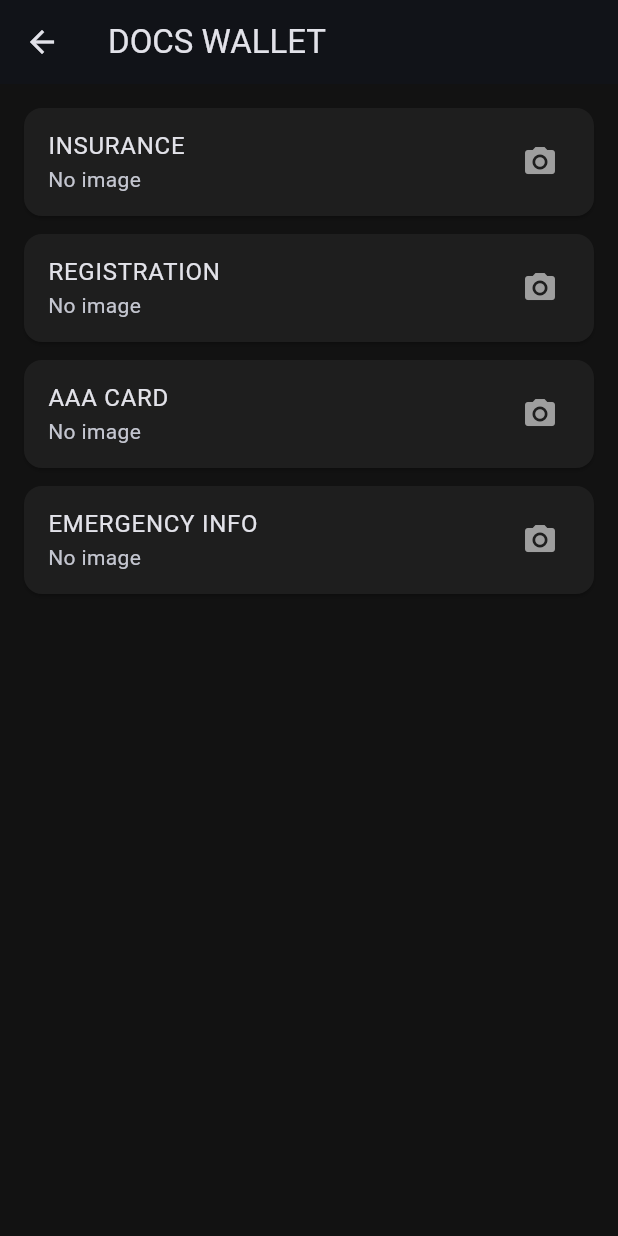
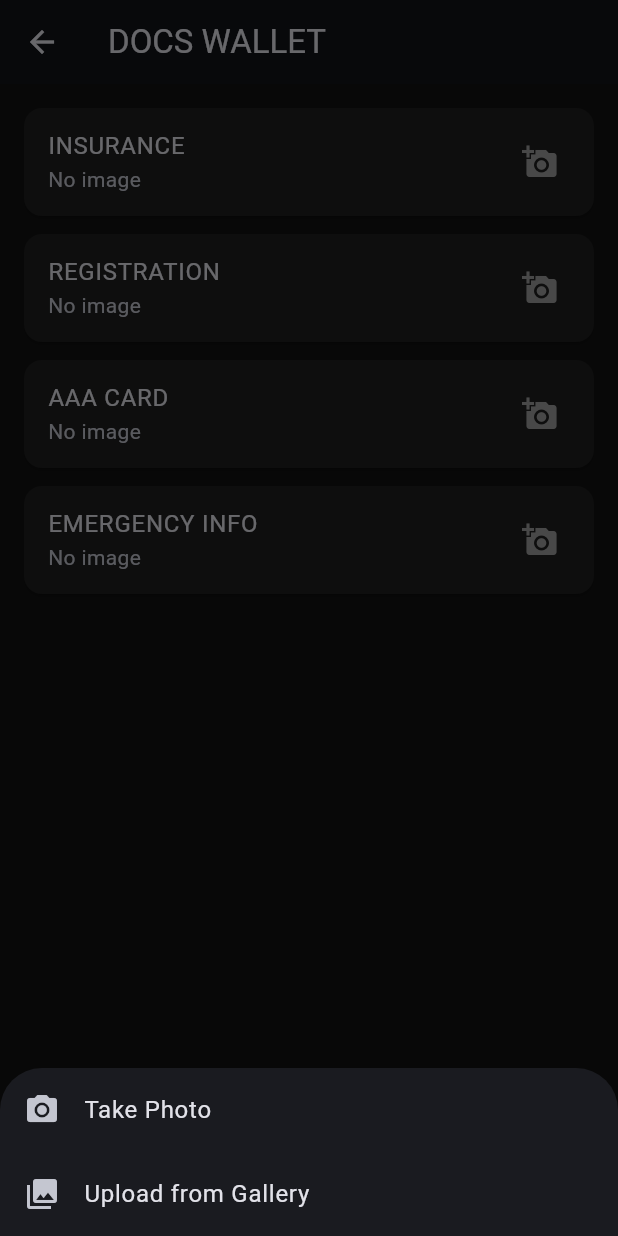
Before and after one commit to grumpy-gaming/glovebox, a Flutter app: the WalletScreen screen opened directly, after a tap on "INSURANCE", on a phone screen of 412 x 824 dp. Run offline on Flutter 3.47's test engine with Material 3 defaults, Android fonts, the phone set to English and light mode, and no system bars; our stand-ins replace image_picker, shared_preferences; accounts and stored records are empty.

Commit message:
Alpha v3.8: Universal branding and Gallery upload for Docs

```diff
--- a/lib/main.dart
+++ b/lib/main.dart
@@ -69,10 +69,7 @@ class _GarageScreenState extends State<GarageScreen> {
   bool _setupShown = false;
   bool _isLoading = true;
 
-  @override void initState() {
-    super.initState();
-    _loadAllData();
-  }
+  @override void initState() { super.initState(); _loadAllData(); }
 
   Future<void> _loadAllData() async {
     final prefs = await SharedPreferences.getInstance();
@@ -100,14 +97,12 @@ class _GarageScreenState extends State<GarageScreen> {
     if (_setupShown) return;
     _setupShown = true;
     String tempVin = ""; String tempCarName = ""; String tempOdo = ""; String tempEmail = "";
-    DateTime tempDate = DateTime.now(); int currentStep = 1;
-    bool isSearching = false;
+    DateTime tempDate = DateTime.now(); int currentStep = 1; bool isSearching = false;
 
     showDialog(context: context, barrierDismissible: false, builder: (context) => StatefulBuilder(builder: (context, setDialogState) {
           if (currentStep == 1) {
             return AlertDialog(title: const Text("VEHICLE SETUP"), content: TextField(textCapitalization: TextCapitalization.characters, decoration: const InputDecoration(labelText: "Enter VIN Number"), onChanged: (val) { tempVin = val; }), actions: [
-                ElevatedButton(
-                  onPressed: isSearching ? null : () async {
+                ElevatedButton(onPressed: isSearching ? null : () async {
                   if (tempVin.isNotEmpty) {
                     setDialogState(() => isSearching = true);
                     try {
@@ -123,9 +118,7 @@ class _GarageScreenState extends State<GarageScreen> {
                       }
                     } catch (e) {
                       if (context.mounted) ScaffoldMessenger.of(context).showSnackBar(const SnackBar(content: Text("Connection Error")));
-                    } finally {
-                      setDialogState(() => isSearching = false);
-                    }
+                    } finally { setDialogState(() => isSearching = false); }
                   }
                 }, child: isSearching ? const SizedBox(width: 20, height: 20, child: CircularProgressIndicator(strokeWidth: 2)) : const Text("FIND CAR"))
               ]);
@@ -171,7 +164,7 @@ class _GarageScreenState extends State<GarageScreen> {
 
   void _showPartsVault() {
     final List<String> partLabels = ["Oil Filter", "Spark Plugs", "Air Filter", "Cabin Filter", "Oil Type/Weight"];
-    showDialog(context: context, builder: (context) => AlertDialog(title: const Text("ENGINE PARTS VAULT"), content: SizedBox(width: double.maxFinite, child: ListView(shrinkWrap: true, children: partLabels.map((label) => TextField(controller: TextEditingController(text: engineParts[label]), decoration: InputDecoration(labelText: label, hintText: "Enter Part #"), onChanged: (val) { engineParts[label] = val; })).toList())), actions: [ElevatedButton(onPressed: () async {
+    showDialog(context: context, builder: (context) => AlertDialog(title: const Text("PARTS VAULT"), content: SizedBox(width: double.maxFinite, child: ListView(shrinkWrap: true, children: partLabels.map((label) => TextField(controller: TextEditingController(text: engineParts[label]), decoration: InputDecoration(labelText: label, hintText: "Enter Part #"), onChanged: (val) { engineParts[label] = val; })).toList())), actions: [ElevatedButton(onPressed: () async {
         final prefs = await SharedPreferences.getInstance(); await prefs.setString('engineParts', json.encode(engineParts));
         if (context.mounted) { Navigator.pop(context); }
       }, child: const Text("SAVE SPECS"))]));
@@ -182,9 +175,7 @@ class _GarageScreenState extends State<GarageScreen> {
     if (!_isLoading && savedCarName.isEmpty && !_setupShown) {
       Future.delayed(Duration.zero, () { if (mounted && savedCarName.isEmpty) { _showSetupDialog(); } });
     }
-
     if (_isLoading) { return const Scaffold(body: Center(child: CircularProgressIndicator())); }
-
     String displayDate = purchaseDateStr.isNotEmpty ? "${DateTime.parse(purchaseDateStr).month}/${DateTime.parse(purchaseDateStr).day}/${DateTime.parse(purchaseDateStr).year}" : "--/--/----";
     Color themeAccent = widget.isStealth ? Colors.white70 : Colors.blueAccent;
 
@@ -216,7 +207,7 @@ class _GarageScreenState extends State<GarageScreen> {
           Wrap(alignment: WrapAlignment.spaceEvenly, spacing: 12, runSpacing: 15, children: [
             _mainBtn(Icons.local_gas_station, "FUEL LOG", () => Navigator.push(context, MaterialPageRoute(builder: (context) => const FuelLogScreen())).then((_) => _loadAllData()), Colors.purpleAccent),
             _mainBtn(Icons.build_circle, "SERVICES", () => Navigator.push(context, MaterialPageRoute(builder: (context) => const MaintenanceLogScreen())), Colors.redAccent),
-            _mainBtn(Icons.account_balance_wallet, "DOCS", () => Navigator.push(context, MaterialPageRoute(builder: (context) => const WalletScreen())), Colors.greenAccent), // NEW WALLET BUTTON
+            _mainBtn(Icons.account_balance_wallet, "DOCS", () => Navigator.push(context, MaterialPageRoute(builder: (context) => const WalletScreen())), Colors.greenAccent),
             _mainBtn(Icons.list_alt, "SPECS", () => Navigator.push(context, MaterialPageRoute(builder: (context) => SpecsScreen(carVIN: savedVIN, carName: savedCarName, engineParts: engineParts, themeColor: themeAccent))), Colors.orangeAccent),
             _mainBtn(Icons.map, "MAPS", () => _launchUrl("https://www.google.com/maps"), Colors.blue),
             _mainBtn(Icons.menu_book, "MANUAL", () => _launchUrl("https://www.google.com/search?q=$savedCarName+owners+manual+pdf"), Colors.tealAccent),
@@ -231,12 +222,11 @@ class _GarageScreenState extends State<GarageScreen> {
           const SizedBox(height: 25),
           const Align(alignment: Alignment.centerLeft, child: Text("CONDITION RECORD", style: TextStyle(fontSize: 12, fontWeight: FontWeight.bold, color: Colors.grey))),
           const SizedBox(height: 10),
-          GridView.count(crossAxisCount: 2, shrinkWrap: true, physics: const NeverScrollableScrollPhysics(), mainAxisSpacing: 10, crossAxisSpacing: 10, childAspectRatio: 1.5, children: ["FRONT", "REAR", "R FRONT QUARTER", "L FRONT QUARTER", "R REAR QUARTER", "L REAR QUARTER", "ENGINE"].map((label) => _photoSquare(label, themeAccent)).toList()),
+          GridView.count(crossAxisCount: 2, shrinkWrap: true, physics: const NeverScrollableScrollPhysics(), mainAxisSpacing: 10, crossAxisSpacing: 10, childAspectRatio: 1.5, children: ["FRONT", "REAR", "R FRONT", "L FRONT", "R REAR", "L REAR", "ENGINE"].map((label) => _photoSquare(label, themeAccent)).toList()),
           const SizedBox(height: 30),
           TextButton.icon(onPressed: () async {
             final prefs = await SharedPreferences.getInstance();
-            await prefs.remove('carName'); await prefs.remove('mileage'); await prefs.remove('carVIN'); await prefs.remove('bannerImage');
-            await prefs.remove('conditionPhotos'); await prefs.remove('engineParts'); await prefs.remove('purchaseDate'); await prefs.remove('userEmail');
+            await prefs.clear();
             setState(() { savedCarName = ""; savedMileage = ""; savedVIN = ""; bannerImagePath = null; photoPaths = {}; engineParts = {}; lastOilChangeAt = 0.0; lastTireRotationAt = 0.0; purchaseDateStr = ""; userEmail = ""; });
             _showSetupDialog();
           }, icon: const Icon(Icons.delete_forever, color: Colors.redAccent, size: 14), label: const Text("REPLACE VEHICLE", style: TextStyle(color: Colors.redAccent, fontSize: 10))),
@@ -285,20 +275,29 @@ class _GarageScreenState extends State<GarageScreen> {
   Future<void> _launchUrl(String urlString) async { final Uri url = Uri.parse(urlString); if (!await launchUrl(url, mode: LaunchMode.externalApplication)) { debugPrint("Error"); } }
 }
 
-// --- NEW WALLET SCREEN FOR DOCUMENTS ---
+// --- DOCS WALLET (UPDATED WITH GALLERY) ---
 class WalletScreen extends StatefulWidget { const WalletScreen({super.key}); @override State<WalletScreen> createState() => _WalletScreenState(); }
 class _WalletScreenState extends State<WalletScreen> {
   Map<String, String> docs = {}; final ImagePicker _picker = ImagePicker();
   @override void initState() { super.initState(); _load(); }
   Future<void> _load() async { final prefs = await SharedPreferences.getInstance(); String? jsonStr = prefs.getString('walletDocs'); if (jsonStr != null) { setState(() { docs = Map<String, String>.from(json.decode(jsonStr)); }); } }
-  Future<void> _pick(String label) async { final img = await _picker.pickImage(source: ImageSource.camera); if (img != null) { setState(() { docs[label] = img.path; }); final prefs = await SharedPreferences.getInstance(); await prefs.setString('walletDocs', json.encode(docs)); } }
+
+  Future<void> _pick(String label) async {
+    showModalBottomSheet(context: context, builder: (context) => SafeArea(child: Wrap(children: [
+      ListTile(leading: const Icon(Icons.camera_alt), title: const Text('Take Photo'), onTap: () async { Navigator.pop(context); final img = await _picker.pickImage(source: ImageSource.camera); if (img != null) { _saveDoc(label, img.path); } }),
+      ListTile(leading: const Icon(Icons.photo_library), title: const Text('Upload from Gallery'), onTap: () async { Navigator.pop(context); final img = await _picker.pickImage(source: ImageSource.gallery); if (img != null) { _saveDoc(label, img.path); } }),
+    ])));
+  }
+
+  void _saveDoc(String label, String path) async { final prefs = await SharedPreferences.getInstance(); setState(() { docs[label] = path; }); await prefs.setString('walletDocs', json.encode(docs)); }
+
   @override Widget build(BuildContext context) {
     return Scaffold(appBar: AppBar(title: const Text("DOCS WALLET")), body: ListView(padding: const EdgeInsets.all(16), children: ["INSURANCE", "REGISTRATION", "AAA CARD", "EMERGENCY INFO"].map((label) => _docTile(label)).toList()));
   }
   Widget _docTile(String label) {
     bool has = docs.containsKey(label);
-    return Card(color: const Color(0xFF1E1E1E), margin: const EdgeInsets.only(bottom: 12), child: ListTile(title: Text(label), subtitle: Text(has ? "Image Saved" : "No image"), trailing: Icon(has ? Icons.check_circle : Icons.camera_alt, color: has ? Colors.greenAccent : Colors.grey), onTap: () {
-      if (has) { showDialog(context: context, builder: (context) => AlertDialog(content: Image.file(File(docs[label]!)), actions: [TextButton(onPressed: () => _pick(label), child: const Text("RETAKE")), TextButton(onPressed: () => Navigator.pop(context), child: const Text("CLOSE"))])); }
+    return Card(color: const Color(0xFF1E1E1E), margin: const EdgeInsets.only(bottom: 12), child: ListTile(title: Text(label), subtitle: Text(has ? "Document Saved" : "No image"), trailing: Icon(has ? Icons.check_circle : Icons.add_a_photo, color: has ? Colors.greenAccent : Colors.grey), onTap: () {
+      if (has) { showDialog(context: context, builder: (context) => AlertDialog(content: Image.file(File(docs[label]!)), actions: [TextButton(onPressed: () => _pick(label), child: const Text("REPLACE")), TextButton(onPressed: () => Navigator.pop(context), child: const Text("CLOSE"))])); }
       else { _pick(label); }
     }));
   }
@@ -307,10 +306,7 @@ class _WalletScreenState extends State<WalletScreen> {
 // --- LOG SCREENS ---
 class FuelLogScreen extends StatefulWidget { const FuelLogScreen({super.key}); @override State<FuelLogScreen> createState() => _FuelLogScreenState(); }
 class _FuelLogScreenState extends State<FuelLogScreen> {
-  List<FuelEntry> fuelHistory = [];
-  final TextEditingController _gallons = TextEditingController();
-  final TextEditingController _price = TextEditingController();
-  final TextEditingController _odo = TextEditingController();
+  List<FuelEntry> fuelHistory = []; final TextEditingController _gallons = TextEditingController(); final TextEditingController _price = TextEditingController(); final TextEditingController _odo = TextEditingController();
   @override void initState() { super.initState(); _loadFuel(); }
   Future<void> _loadFuel() async { final prefs = await SharedPreferences.getInstance(); final List<String>? stored = prefs.getStringList('fuelHistory'); if (stored != null) { setState(() { fuelHistory = stored.map((e) => FuelEntry.fromJson(json.decode(e))).toList(); }); } }
   @override Widget build(BuildContext context) {
@@ -330,9 +326,7 @@ class _FuelLogScreenState extends State<FuelLogScreen> {
 
 class MaintenanceLogScreen extends StatefulWidget { const MaintenanceLogScreen({super.key}); @override State<MaintenanceLogScreen> createState() => _MaintenanceLogScreenState(); }
 class _MaintenanceLogScreenState extends State<MaintenanceLogScreen> {
-  List<ServiceEntry> history = [];
-  final TextEditingController _task = TextEditingController();
-  final TextEditingController _odo = TextEditingController();
+  List<ServiceEntry> history = []; final TextEditingController _task = TextEditingController(); final TextEditingController _odo = TextEditingController();
   @override void initState() { super.initState(); _load(); }
   Future<void> _load() async { final prefs = await SharedPreferences.getInstance(); final List<String>? stored = prefs.getStringList('serviceHistory'); if (stored != null) { setState(() { history = stored.map((e) => ServiceEntry.fromJson(json.decode(e))).toList(); }); } }
   @override Widget build(BuildContext context) {
@@ -348,11 +342,7 @@ class _MaintenanceLogScreenState extends State<MaintenanceLogScreen> {
   }
 }
 
-class SpecsScreen extends StatefulWidget {
-  final String carVIN; final String carName; final Map<String, String> engineParts; final Color themeColor;
-  const SpecsScreen({super.key, required this.carVIN, required this.carName, required this.engineParts, required this.themeColor});
-  @override State<SpecsScreen> createState() => _SpecsScreenState();
-}
+class SpecsScreen extends StatefulWidget { final String carVIN; final String carName; final Map<String, String> engineParts; final Color themeColor; const SpecsScreen({super.key, required this.carVIN, required this.carName, required this.engineParts, required this.themeColor}); @override State<SpecsScreen> createState() => _SpecsScreenState(); }
 class _SpecsScreenState extends State<SpecsScreen> {
   Map<String, String> specs = {};
   @override void initState() { super.initState(); _load(); }
```
